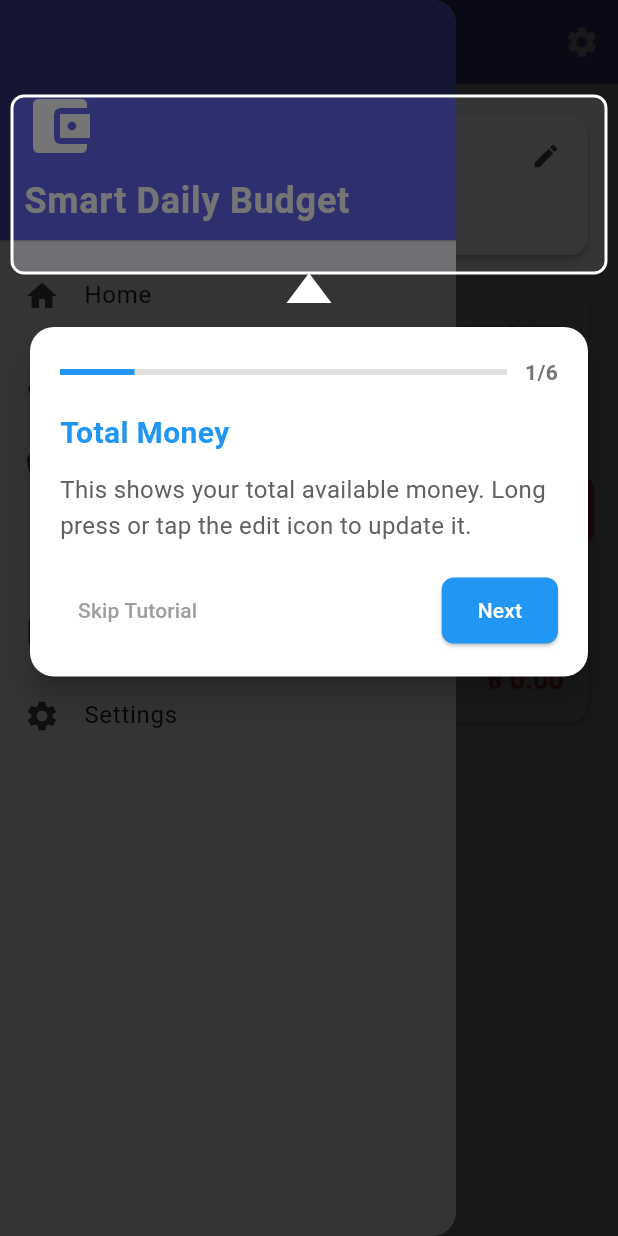
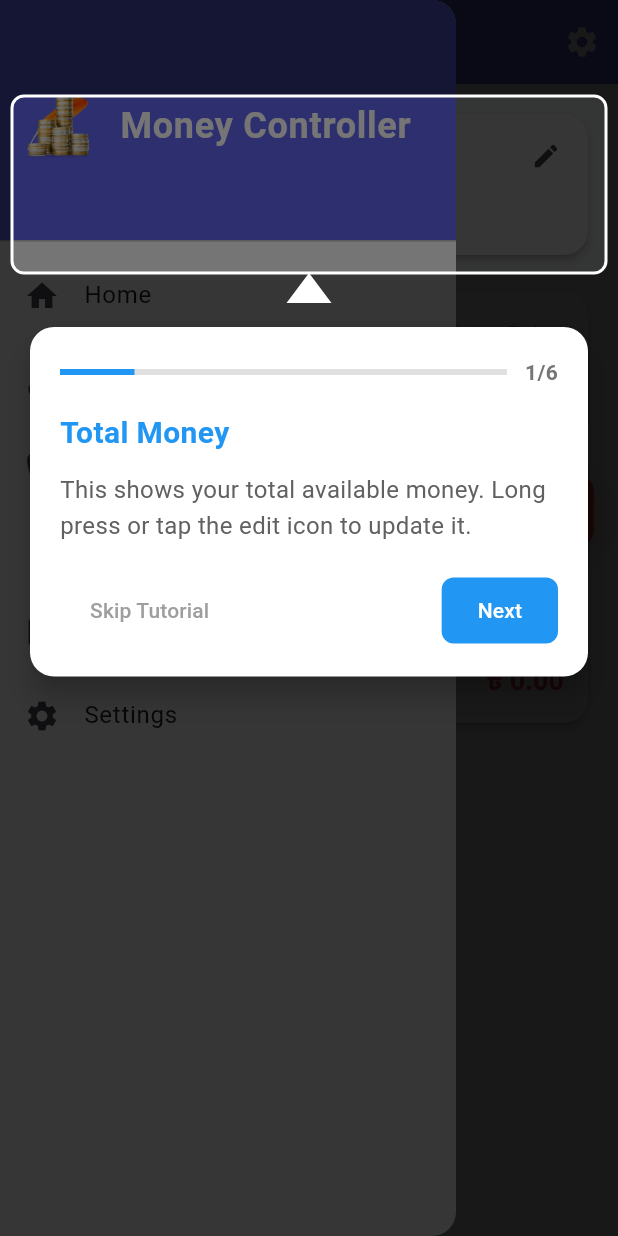
Before and after one commit to me-sharif-hasan/money_controller, a Flutter app: the screen it shows after launch, with the side drawer open, on a phone screen of 412 x 824 dp. Run offline on Flutter 3.47's test engine with Material 3 defaults, Android fonts, the phone set to English and light mode, and no system bars; our stand-ins replace google_sign_in, shared_preferences; missing offline and left inert: extension_google_sign_in_as_googleapis_auth, googleapis.

Commit message:
feature(app-design): huge refactoring and design improvements

```diff
--- /dev/null
+++ b/devtools_options.yaml
@@ -0,0 +1,4 @@
+description: This file stores settings for Dart & Flutter DevTools.
+documentation: https://docs.flutter.dev/tools/devtools/extensions#configure-extension-enablement-states
+extensions:
+  - provider: true
--- a/lib/core/constants/strings.dart
+++ b/lib/core/constants/strings.dart
@@ -1,4 +1,4 @@
-const String appName = 'Smart Daily Budget';
+const String appName = 'Money Controller';
 const String home = 'Home';
 const String fixedCosts = 'Fixed Costs';
 const String vault = 'Vault';
--- a/lib/core/themes/app_theme.dart
+++ b/lib/core/themes/app_theme.dart
@@ -23,35 +23,87 @@ class AppTheme {
         color: cardColor,
         elevation: 2,
         shape: RoundedRectangleBorder(
-          borderRadius: BorderRadius.circular(12),
+          borderRadius: BorderRadius.circular(16),
         ),
       ),
       elevatedButtonTheme: ElevatedButtonThemeData(
         style: ElevatedButton.styleFrom(
           backgroundColor: primaryColor,
           foregroundColor: Colors.white,
-          padding: const EdgeInsets.symmetric(horizontal: 24, vertical: 12),
+          padding: const EdgeInsets.symmetric(horizontal: 28, vertical: 14),
+          elevation: 0,
           shape: RoundedRectangleBorder(
-            borderRadius: BorderRadius.circular(8),
+            borderRadius: BorderRadius.circular(12),
           ),
         ),
+      ),
+      textButtonTheme: TextButtonThemeData(
+        style: TextButton.styleFrom(
+          foregroundColor: primaryColor,
+          padding: const EdgeInsets.symmetric(horizontal: 20, vertical: 12),
+          shape: RoundedRectangleBorder(
+            borderRadius: BorderRadius.circular(10),
+          ),
+        ),
+      ),
+      dialogTheme: DialogThemeData(
+        shape: RoundedRectangleBorder(
+          borderRadius: BorderRadius.circular(20),
+        ),
+        elevation: 8,
+        backgroundColor: cardColor,
+        titleTextStyle: const TextStyle(
+          fontSize: 20,
+          fontWeight: FontWeight.bold,
+          color: textPrimaryColor,
+        ),
+      ),
+      popupMenuTheme: PopupMenuThemeData(
+        shape: RoundedRectangleBorder(
+          borderRadius: BorderRadius.circular(12),
+        ),
+        elevation: 8,
+        color: cardColor,
       ),
       inputDecorationTheme: InputDecorationTheme(
         filled: true,
         fillColor: cardColor,
         border: OutlineInputBorder(
-          borderRadius: BorderRadius.circular(8),
-          borderSide: const BorderSide(color: borderColor),
+          borderRadius: BorderRadius.circular(12),
+          borderSide: const BorderSide(color: borderColor, width: 1.5),
         ),
         enabledBorder: OutlineInputBorder(
-          borderRadius: BorderRadius.circular(8),
-          borderSide: const BorderSide(color: borderColor),
+          borderRadius: BorderRadius.circular(12),
+          borderSide: const BorderSide(color: borderColor, width: 1.5),
         ),
         focusedBorder: OutlineInputBorder(
-          borderRadius: BorderRadius.circular(8),
+          borderRadius: BorderRadius.circular(12),
           borderSide: const BorderSide(color: primaryColor, width: 2),
         ),
-        contentPadding: const EdgeInsets.symmetric(horizontal: 16, vertical: 12),
+        errorBorder: OutlineInputBorder(
+          borderRadius: BorderRadius.circular(12),
+          borderSide: const BorderSide(color: dangerColor, width: 1.5),
+        ),
+        contentPadding: const EdgeInsets.symmetric(horizontal: 16, vertical: 14),
+      ),
+      dropdownMenuTheme: DropdownMenuThemeData(
+        inputDecorationTheme: InputDecorationTheme(
+          filled: true,
+          fillColor: cardColor,
+          border: OutlineInputBorder(
+            borderRadius: BorderRadius.circular(12),
+            borderSide: const BorderSide(color: borderColor, width: 1.5),
+          ),
+          enabledBorder: OutlineInputBorder(
+            borderRadius: BorderRadius.circular(12),
+            borderSide: const BorderSide(color: borderColor, width: 1.5),
+          ),
+          focusedBorder: OutlineInputBorder(
+            borderRadius: BorderRadius.circular(12),
+            borderSide: const BorderSide(color: primaryColor, width: 2),
+          ),
+          contentPadding: const EdgeInsets.symmetric(horizontal: 16, vertical: 14),
+        ),
       ),
       textTheme: const TextTheme(
         displayLarge: TextStyle(
--- a/lib/main.dart
+++ b/lib/main.dart
@@ -31,7 +31,7 @@ class MyApp extends StatelessWidget {
       child: Consumer<SettingProvider>(
         builder: (context, settingProvider, child) {
           return MaterialApp(
-            title: 'Smart Daily Budget',
+            title: 'Money Controller',
             theme: AppTheme.lightTheme,
             debugShowCheckedModeBanner: false,
             home: const HomePage(),
--- a/lib/main_clean.dart
+++ b/lib/main_clean.dart
@@ -29,7 +29,7 @@ class MyApp extends StatelessWidget {
       child: Consumer<SettingProvider>(
         builder: (context, settingProvider, child) {
           return MaterialApp(
-            title: 'Smart Daily Budget',
+            title: 'Money Controller',
             theme: AppTheme.lightTheme,
             debugShowCheckedModeBanner: false,
             home: const HomePage(),
--- a/lib/views/home/home_page.dart
+++ b/lib/views/home/home_page.dart
@@ -100,11 +100,14 @@ class _HomePageState extends State<HomePage> {
       context: context,
       builder: (context) => AlertDialog(
         title: const Text(addMoney),
-        content: AppInputField(
-          label: amount,
+        content: TextField(
           controller: _addMoneyController,
           keyboardType: TextInputType.number,
-          prefixIcon: Icons.money,
+          autofocus: true,
+          decoration: const InputDecoration(
+            labelText: amount,
+            prefixIcon: Icon(Icons.money),
+          ),
         ),
         actions: [
           TextButton(
@@ -135,11 +138,14 @@ class _HomePageState extends State<HomePage> {
       context: context,
       builder: (context) => AlertDialog(
         title: const Text('Edit Total Money'),
-        content: AppInputField(
-          label: 'Total Amount',
+        content: TextField(
           controller: _addMoneyController,
           keyboardType: TextInputType.number,
-          prefixIcon: Icons.edit,
+          autofocus: true,
+          decoration: const InputDecoration(
+            labelText: 'Total Amount',
+            prefixIcon: Icon(Icons.account_balance_wallet),
+          ),
         ),
         actions: [
           TextButton(
@@ -415,18 +421,27 @@ class _HomePageState extends State<HomePage> {
         ],
       ),
       drawer: Drawer(
-        child: ListView(
+        backgroundColor: Colors.white,
+        child: SafeArea(
+          top: false,
+          child: Column(
             children: [
-            const DrawerHeader(
-              decoration: BoxDecoration(color: primaryColor),
-              child: Column(
-                crossAxisAlignment: CrossAxisAlignment.start,
-                mainAxisAlignment: MainAxisAlignment.end,
+              DrawerHeader(
+                decoration: const BoxDecoration(color: primaryColor),
+                child: Row(
+                  crossAxisAlignment: CrossAxisAlignment.center,
                   children: [
-                  Icon(Icons.account_balance_wallet, size: 48, color: Colors.white),
-                  SizedBox(height: 8),
-                  Text(
-                    appName,
+                    Image.asset(
+                      'assets/logo.png',
+                      width: 48,
+                      height: 48,
+                      errorBuilder: (context, error, stackTrace) {
+                        return const Icon(Icons.account_balance_wallet, size: 48, color: Colors.white);
+                      },
+                    ),
+                    const SizedBox(width: 16),
+                    const Text(
+                      'Money Controller',
                       style: TextStyle(
                         color: Colors.white,
                         fontSize: 24,
@@ -436,6 +451,10 @@ class _HomePageState extends State<HomePage> {
                   ],
                 ),
               ),
+              Expanded(
+                child: ListView(
+                  padding: EdgeInsets.zero,
+                  children: [
                     ListTile(
                       leading: const Icon(Icons.home),
                       title: const Text(home),
@@ -497,6 +516,10 @@ class _HomePageState extends State<HomePage> {
                       },
                     ),
                   ],
+                  ),
+              ),
+            ],
+          ),
         ),
       ),
       body: budgetProvider.isLoading
--- a/lib/views/settings/settings_page.dart
+++ b/lib/views/settings/settings_page.dart
@@ -577,7 +577,7 @@ class _SettingsPageState extends State<SettingsPage> {
                 ListTile(
                   leading: const Icon(Icons.description),
                   title: const Text('App Info'),
-                  subtitle: const Text('Smart Daily Budget - Manage your budget efficiently'),
+                  subtitle: const Text('Money Controller - Manage your budget efficiently'),
                 ),
               ],
             ),
--- a/lib/widgets/app_button.dart
+++ b/lib/widgets/app_button.dart
@@ -1,7 +1,7 @@
 import 'package:flutter/material.dart';
 import '../core/constants/colors.dart';
 
-class AppButton extends StatelessWidget {
+class AppButton extends StatefulWidget {
   final String text;
   final VoidCallback onPressed;
   final bool isLoading;
@@ -20,18 +20,72 @@ class AppButton extends StatelessWidget {
   });
 
   @override
+  State<AppButton> createState() => _AppButtonState();
+}
+
+class _AppButtonState extends State<AppButton> with SingleTickerProviderStateMixin {
+  late AnimationController _animationController;
+  late Animation<double> _scaleAnimation;
+
+  @override
+  void initState() {
+    super.initState();
+    _animationController = AnimationController(
+      vsync: this,
+      duration: const Duration(milliseconds: 100),
+    );
+    _scaleAnimation = Tween<double>(begin: 1.0, end: 0.96).animate(
+      CurvedAnimation(parent: _animationController, curve: Curves.easeInOut),
+    );
+  }
+
+  @override
+  void dispose() {
+    _animationController.dispose();
+    super.dispose();
+  }
+
+  @override
   Widget build(BuildContext context) {
-    return ElevatedButton(
-      onPressed: isLoading ? null : onPressed,
+    final baseColor = widget.backgroundColor ?? primaryColor;
+
+    return ScaleTransition(
+      scale: _scaleAnimation,
+      child: Container(
+        decoration: BoxDecoration(
+          borderRadius: BorderRadius.circular(12),
+          boxShadow: [
+            BoxShadow(
+              color: baseColor.withOpacity(0.3),
+              blurRadius: 12,
+              offset: const Offset(0, 6),
+              spreadRadius: 0,
+            ),
+            BoxShadow(
+              color: baseColor.withOpacity(0.15),
+              blurRadius: 20,
+              offset: const Offset(0, 4),
+              spreadRadius: 2,
+            ),
+          ],
+        ),
+        child: ElevatedButton(
+          onPressed: widget.isLoading ? null : () {
+            _animationController.forward().then((_) {
+              _animationController.reverse();
+            });
+            widget.onPressed();
+          },
           style: ElevatedButton.styleFrom(
-        backgroundColor: backgroundColor ?? primaryColor,
-        foregroundColor: textColor ?? Colors.white,
-        padding: const EdgeInsets.symmetric(horizontal: 24, vertical: 12),
+            backgroundColor: baseColor,
+            foregroundColor: widget.textColor ?? Colors.white,
+            padding: const EdgeInsets.symmetric(horizontal: 28, vertical: 14),
+            elevation: 0,
             shape: RoundedRectangleBorder(
-          borderRadius: BorderRadius.circular(8),
+              borderRadius: BorderRadius.circular(12),
             ),
           ),
-      child: isLoading
+          child: widget.isLoading
               ? const SizedBox(
                   width: 20,
                   height: 20,
@@ -43,12 +97,21 @@ class AppButton extends StatelessWidget {
               : Row(
                   mainAxisSize: MainAxisSize.min,
                   children: [
-                if (icon != null) ...[
-                  Icon(icon, size: 20),
-                  const SizedBox(width: 8),
+                    if (widget.icon != null) ...[
+                      Icon(widget.icon, size: 20),
+                      const SizedBox(width: 10),
                     ],
-                Text(text),
+                    Text(
+                      widget.text,
+                      style: const TextStyle(
+                        fontSize: 15,
+                        fontWeight: FontWeight.w600,
+                        letterSpacing: 0.3,
+                      ),
+                    ),
                   ],
+                ),
+        ),
       ),
     );
   }
```
Also changed, not shown: pubspec.yaml (+0 -61 lines), assets/logo.png, 15 other files. Lines whose indentation alone changed are shown as unchanged.
